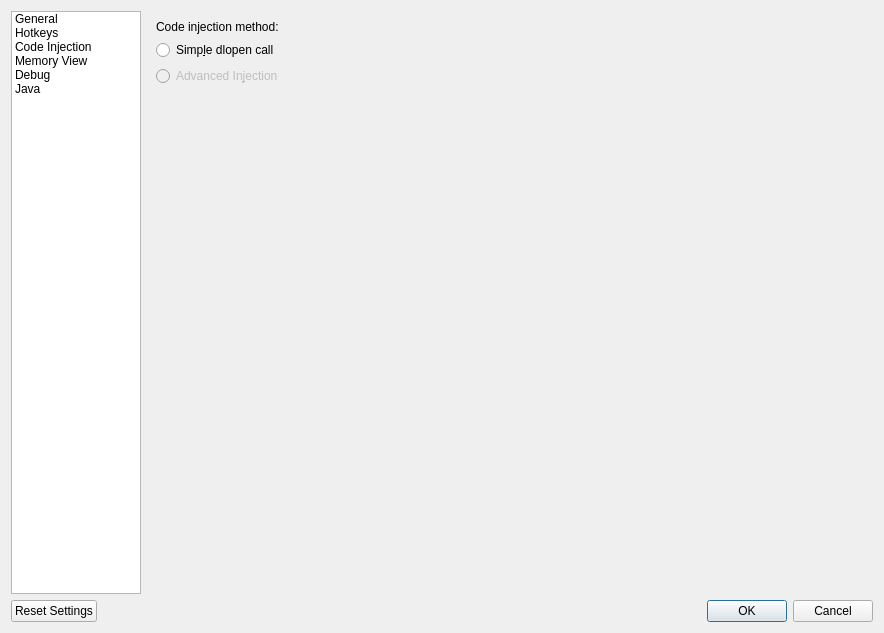
Before: the Qt Designer form GUI/Widgets/Settings/Form/SettingsDialog.ui in korcankaraokcu/PINCE, drawn with Qt 5.
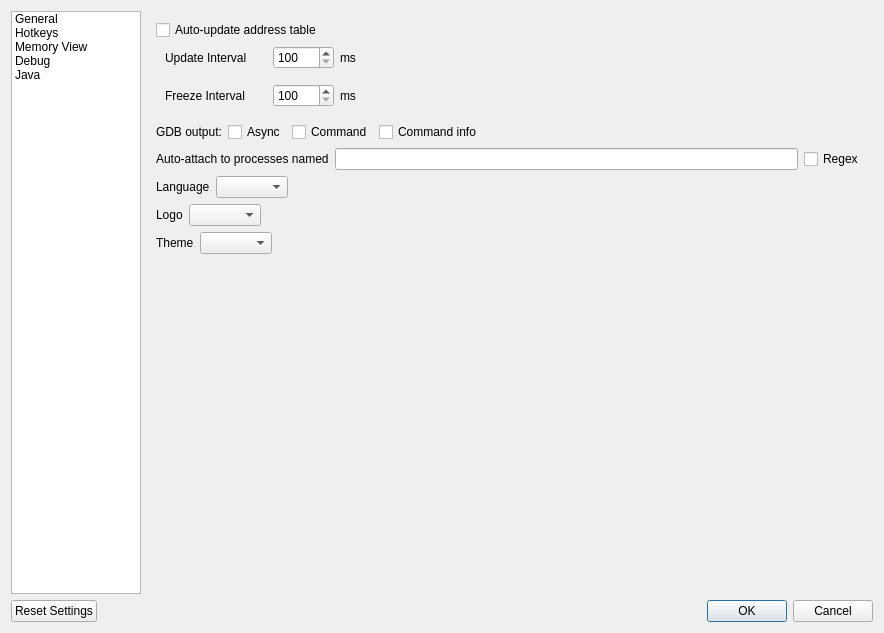
After: the same form once the commit is applied. The open tabs and pages were chosen to show the change.

Commit message: Remove placeholder advanced injection

```diff
--- a/GUI/Widgets/Settings/Form/SettingsDialog.ui
+++ b/GUI/Widgets/Settings/Form/SettingsDialog.ui
@@ -42,11 +42,6 @@
            <string>Hotkeys</string>
           </property>
          </item>
-         <item>
-          <property name="text">
-           <string>Code Injection</string>
-          </property>
-         </item>
          <item>
           <property name="text">
            <string>Memory View</string>
@@ -463,81 +458,7 @@
            </item>
           </layout>
          </widget>
-         <widget class="QWidget" name="page_3">
-          <layout class="QGridLayout" name="gridLayout_4">
-           <item row="0" column="0">
-            <layout class="QVBoxLayout" name="verticalLayout_9">
-             <item>
-              <layout class="QHBoxLayout" name="horizontalLayout_8">
-               <item>
-                <layout class="QVBoxLayout" name="verticalLayout_8">
-                 <item>
-                  <widget class="QLabel" name="label_5">
-                   <property name="text">
-                    <string>Code injection method:</string>
-                   </property>
-                  </widget>
-                 </item>
-                 <item>
-                  <layout class="QHBoxLayout" name="horizontalLayout_6">
-                   <item>
-                    <layout class="QVBoxLayout" name="verticalLayout_7">
-                     <item>
-                      <widget class="QRadioButton" name="radioButton_SimpleDLopenCall">
-                       <property name="text">
-                        <string>Simp&amp;le dlopen call</string>
-                       </property>
-                      </widget>
-                     </item>
-                     <item>
-                      <widget class="QRadioButton" name="radioButton_AdvancedInjection">
-                       <property name="enabled">
-                        <bool>false</bool>
-                       </property>
-                       <property name="text">
-                        <string>Advanced In&amp;jection</string>
-                       </property>
-                      </widget>
-                     </item>
-                    </layout>
-                   </item>
-                  </layout>
-                 </item>
-                </layout>
-               </item>
-               <item>
-                <spacer name="horizontalSpacer_5">
-                 <property name="orientation">
-                  <enum>Qt::Horizontal</enum>
-                 </property>
-                 <property name="sizeHint" stdset="0">
-                  <size>
-                   <width>40</width>
-                   <height>20</height>
-                  </size>
-                 </property>
-                </spacer>
-               </item>
-              </layout>
-             </item>
-             <item>
-              <spacer name="verticalSpacer_3">
-               <property name="orientation">
-                <enum>Qt::Vertical</enum>
-               </property>
-               <property name="sizeHint" stdset="0">
-                <size>
-                 <width>20</width>
-                 <height>40</height>
-                </size>
-               </property>
-              </spacer>
-             </item>
-            </layout>
-           </item>
-          </layout>
-         </widget>
-         <widget class="QWidget" name="page_4">
+         <widget class="QWidget" name="page_MemoryView">
           <layout class="QGridLayout" name="gridLayout_5">
            <item row="0" column="0">
             <layout class="QVBoxLayout" name="verticalLayout_10">
```
Left out of the diff: 44 changed lines with no effect on the pictures. The commit also changes 10 other files.
